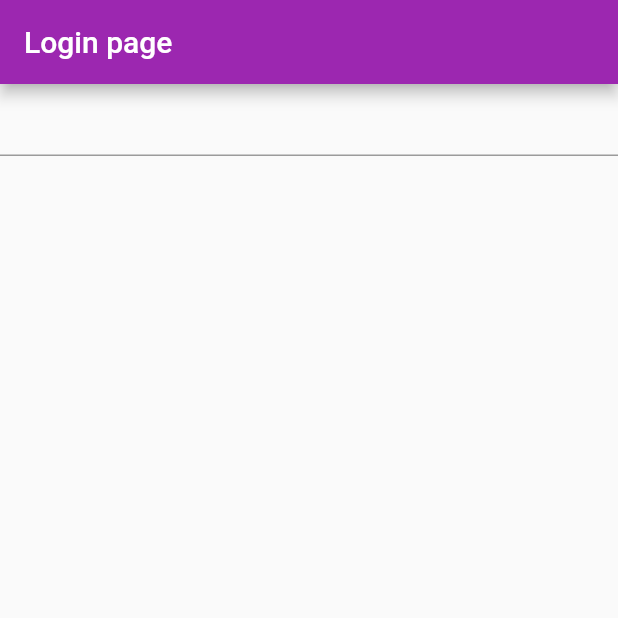
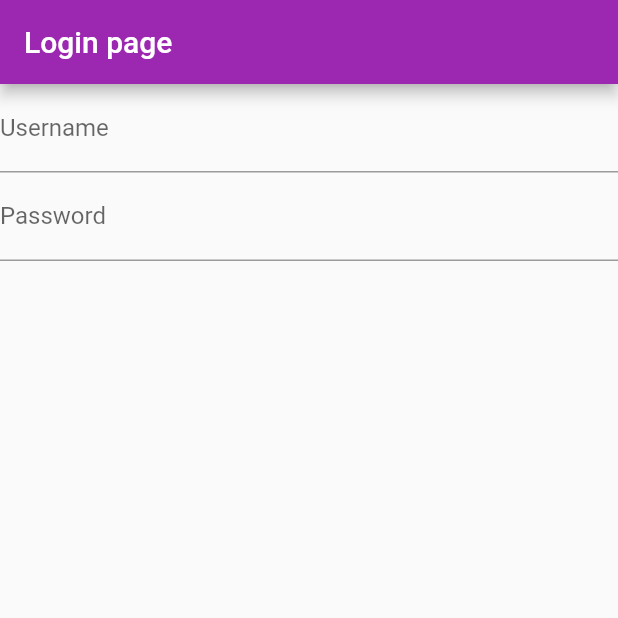
Before and after one commit to abhishekshahane/awesome_app, a Flutter app: the screen it shows after launch, on a phone screen of 412 x 824 dp, the top half of it. Run offline on Flutter 3.47's test engine with Material 2 defaults, Android fonts, the phone set to English and light mode, and no system bars.

Commit message:
Added boxes

```diff
--- a/lib/pages/login_page.dart
+++ b/lib/pages/login_page.dart
@@ -17,6 +17,15 @@ class LoginPage extends StatelessWidget {
           children: <Widget>[
             TextFormField(
               controller: _usernameController,
+              keyboardType: TextInputType.emailAddress,
+              decoration: InputDecoration(
+                  hintText: "Enter email", labelText: "Username"),
+            ),
+            TextFormField(
+              controller: _passwordController,
+              keyboardType: TextInputType.emailAddress,
+              decoration: InputDecoration(
+                  hintText: "Enter password", labelText: "Password"),
             )
           ],
         ),
```
